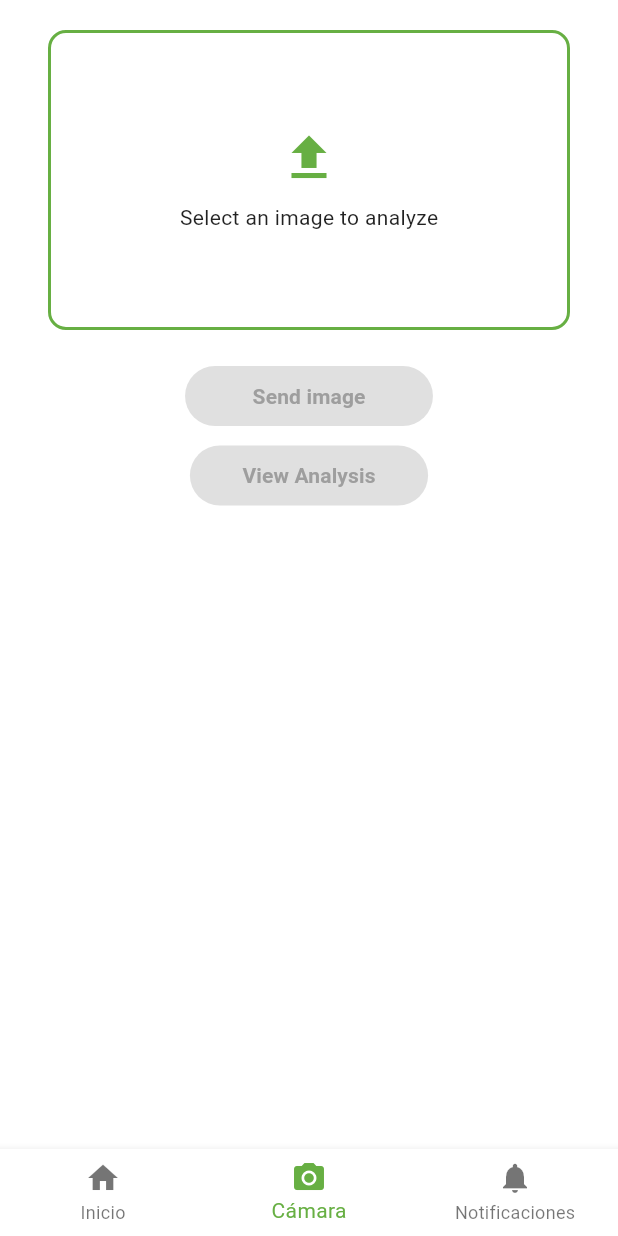
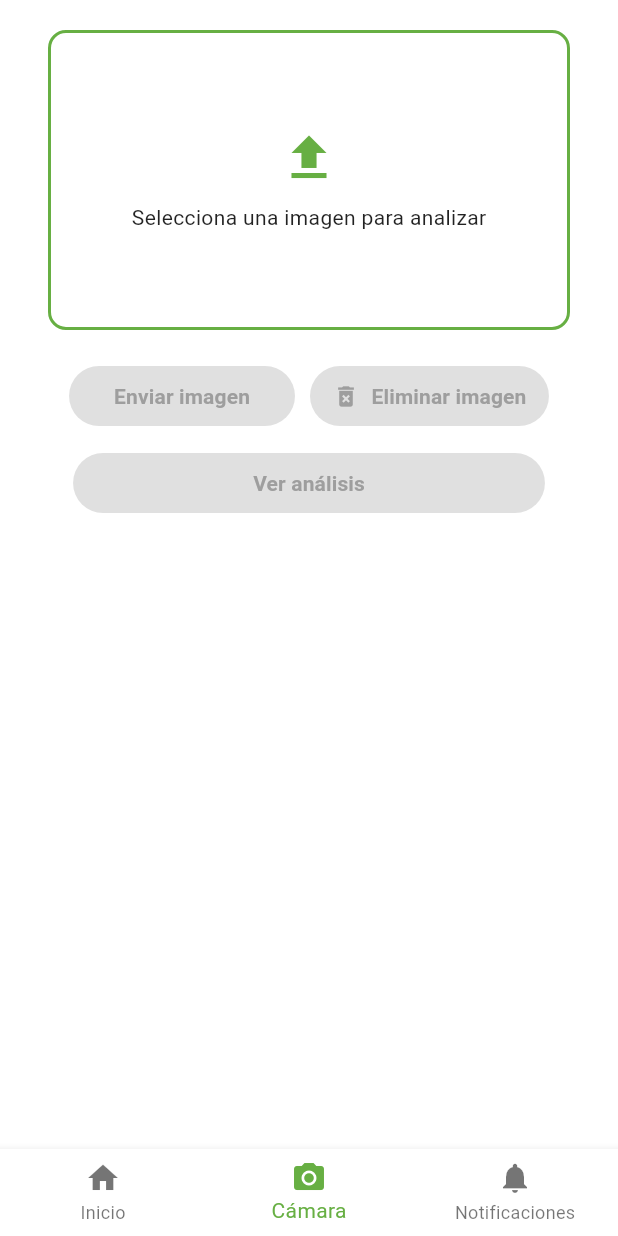
Before and after one commit to Softwares-Emergentes-Grupo-3/Yanapay-app-mobile, a Flutter app: the CamaraAnalysisScreen screen opened by its route, on a phone screen of 412 x 824 dp. Run offline on Flutter 3.47's test engine with Material 3 defaults, Android fonts, the phone set to English and light mode, and no system bars; our stand-ins replace go_router, image_picker.

Commit message:
feat: add button delete image

```diff
--- a/lib/presentation/screens/camera-analysis/camara_analysis_screen.dart
+++ b/lib/presentation/screens/camera-analysis/camara_analysis_screen.dart
@@ -237,8 +237,8 @@ class _CamaraAnalysisScreenState extends State<CamaraAnalysisScreen> {
                           const SizedBox(height: 10),
                           Text(
                             isImageSelected
-                                ? 'Image selected'
-                                : 'Select an image to analyze',
+                                ? 'Imagen seleccionada'
+                                : 'Selecciona una imagen para analizar',
                             style: TextStyle(
                               color: isImageSelected
                                   ? Colors.grey
@@ -252,6 +252,9 @@ class _CamaraAnalysisScreenState extends State<CamaraAnalysisScreen> {
                 ),
               ),
               const SizedBox(height: 20),
+              Row(
+                mainAxisAlignment: MainAxisAlignment.center,
+                children: [
                   ElevatedButton(
                     onPressed: (isImageSelected && !_imageSent && !_isUploading)
                         ? () => _sendImage(context)
@@ -260,7 +263,7 @@ class _CamaraAnalysisScreenState extends State<CamaraAnalysisScreen> {
                       backgroundColor: (isImageSelected && !_imageSent && !_isUploading)
                           ? green
                           : Colors.blueGrey.shade200,
-                  padding: const EdgeInsets.symmetric(horizontal: 45, vertical: 10),
+                      padding: const EdgeInsets.symmetric(horizontal: 30, vertical: 10),
                     ),
                     child: _isUploading
                         ? const SizedBox(
@@ -272,7 +275,7 @@ class _CamaraAnalysisScreenState extends State<CamaraAnalysisScreen> {
                       ),
                     )
                         : Text(
-                  _imageSent ? 'Image sent' : 'Send image',
+                      _imageSent ? 'Imagen enviada' : 'Enviar imagen',
                       style: TextStyle(
                         fontWeight: FontWeight.bold,
                         color: (isImageSelected && !_imageSent && !_isUploading)
@@ -281,7 +284,34 @@ class _CamaraAnalysisScreenState extends State<CamaraAnalysisScreen> {
                       ),
                     ),
                   ),
-              const SizedBox(height: 5),
+                  const SizedBox(width: 10),
+                  ElevatedButton.icon(
+                    onPressed: isImageSelected
+                        ? () {
+                      setState(() {
+                        _pickedFile = null;
+                        _imageSent = false;
+                        _analysisResult = null;
+                        _analysisData = null;
+                      });
+                    }
+                        : null,
+                    style: ElevatedButton.styleFrom(
+                      backgroundColor: isImageSelected
+                          ? Colors.red.shade300
+                          : Colors.red.shade100,
+                      padding: const EdgeInsets.symmetric(horizontal: 15, vertical: 10),
+                    ),
+                    icon: Icon(Icons.delete_forever, color: isImageSelected ? Colors.white : Colors.grey),
+                    label: Text(
+                      'Eliminar imagen',
+                      style: TextStyle(color: isImageSelected ? Colors.white : Colors.grey,
+                          fontWeight: FontWeight.bold),
+                    ),
+                  ),
+                ],
+              ),
+              const SizedBox(height: 10),
               ElevatedButton(
                 onPressed: _imageSent
                     ? () async {
@@ -291,17 +321,17 @@ class _CamaraAnalysisScreenState extends State<CamaraAnalysisScreen> {
                     : null,
                 style: ElevatedButton.styleFrom(
                   backgroundColor: _imageSent ? green : Colors.white,
-                  padding: const EdgeInsets.symmetric(horizontal: 35, vertical: 5),
+                  padding: const EdgeInsets.symmetric(horizontal: 120, vertical: 5),
                 ),
                 child: Text(
-                  'View Analysis',
+                  'Ver análisis',
                   style: TextStyle(
                     color: _imageSent ? Colors.white : Colors.grey,
                     fontWeight: FontWeight.bold,
                   ),
                 ),
               ),
-              const SizedBox(height: 10),
+              const SizedBox(height: 20),
             ],
           ),
         ),
```
Lines whose indentation alone changed are shown as unchanged.
